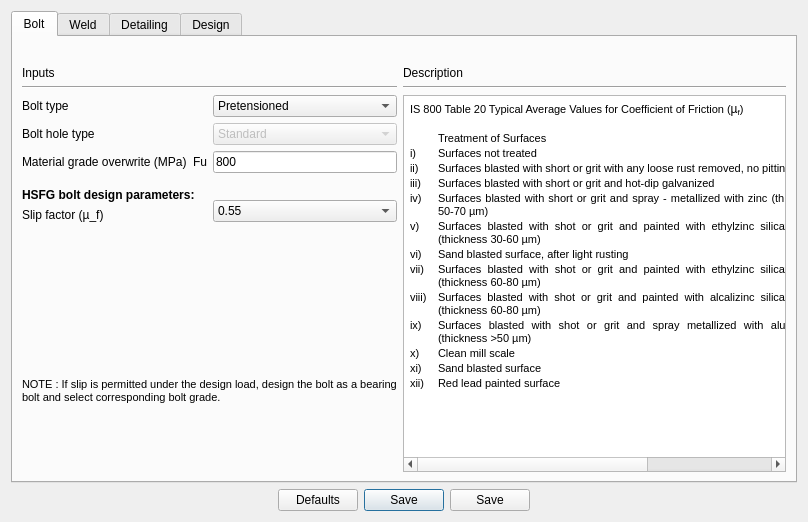
This is Compression/ui_design_preferences.ui in umair342/Osdag3 as Qt 5 draws it before an edit. The edited form follows.
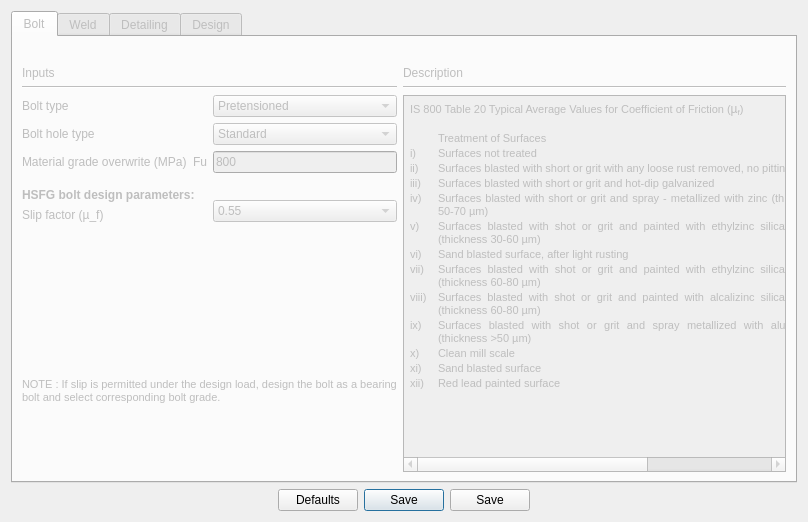
This is the edited form.

Commit message: deleted unused ui boxes

Patch:
```diff
--- a/Compression/ui_design_preferences.ui
+++ b/Compression/ui_design_preferences.ui
@@ -82,6 +82,9 @@
    </item>
    <item row="0" column="0">
     <widget class="QTabWidget" name="tabWidget">
+     <property name="enabled">
+      <bool>false</bool>
+     </property>
      <property name="font">
       <font>
        <family>Arial</family>
```
The commit also changes 3 other files.
